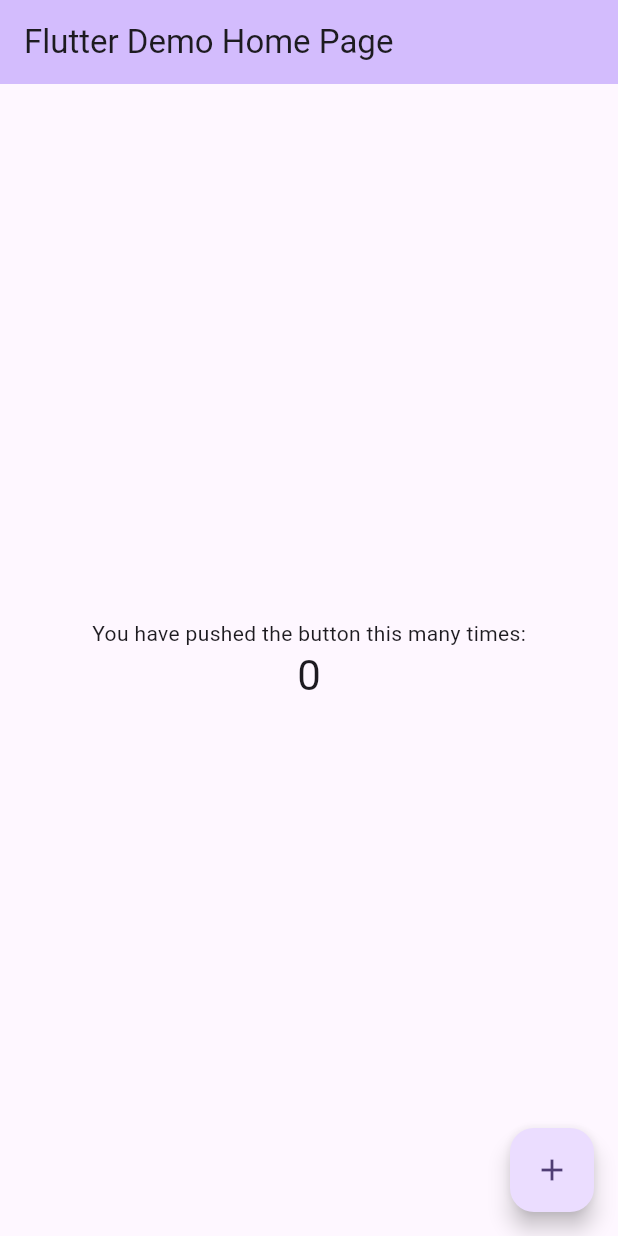
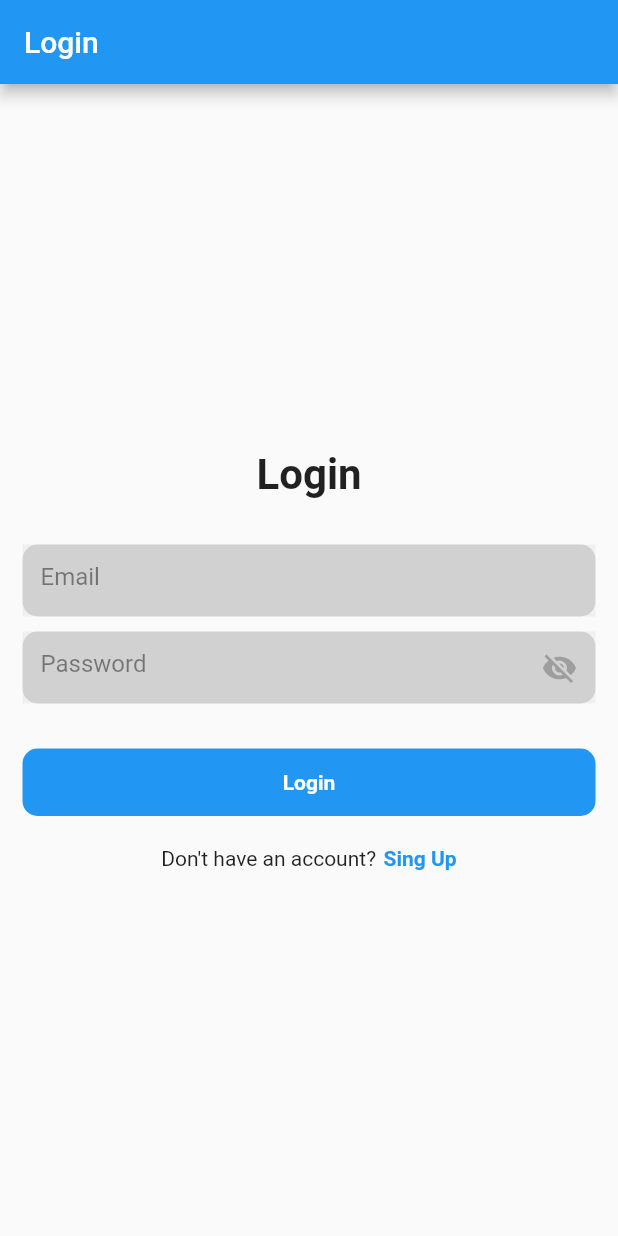
Before and after one commit to bikashchaudhary007/Tomato-Game, a Flutter app: the screen it shows after launch, on a phone screen of 412 x 824 dp. Run offline on Flutter 3.47's test engine with Material 2 defaults, Android fonts, the phone set to English and light mode, and no system bars.

Commit message:
Login and Sign Up first UI

```diff
--- /dev/null
+++ b/tomatogame/lib/Features/user_auth/presentation/pages/login_page.dart
@@ -0,0 +1,93 @@
+import 'package:flutter/material.dart';
+import 'package:tomatogame/Features/user_auth/presentation/pages/sign_up_page.dart';
+import 'package:tomatogame/Features/user_auth/presentation/widgets/form_container_widget.dart';
+
+import 'home_page.dart';
+
+class LoginPage extends StatelessWidget {
+  const LoginPage({super.key});
+
+  @override
+  Widget build(BuildContext context) {
+    return Scaffold(
+      appBar: AppBar(
+        title: Text("Login"),
+      ),
+      body: Center(
+        child: Padding(
+          padding: const EdgeInsets.symmetric(horizontal: 15),
+          child: Column(
+            mainAxisAlignment: MainAxisAlignment.center,
+            children: [
+              Text(
+                "Login",
+                style: TextStyle(fontSize: 28, fontWeight: FontWeight.bold),
+              ),
+              SizedBox(
+                height: 30,
+              ),
+
+              FormContainerWidget(
+                hintText: "Email",
+                isPasswordField: false,
+              ),
+
+              SizedBox(
+                height: 10,
+              ),
+
+              FormContainerWidget(
+                hintText: "Password",
+                isPasswordField: true,
+              ),
+
+              SizedBox(
+                height: 30,
+              ),
+
+              GestureDetector(
+                onTap: (){
+                  Navigator.push(context,MaterialPageRoute(builder: (context)=>HomePage()));
+                },
+                child: Container(
+                  width: double.infinity,
+                  height: 45,
+                  decoration: BoxDecoration(
+                    borderRadius: BorderRadius.circular(10),
+                    color: Colors.blue,
+                  ),
+                  child: Center(child: Text("Login", style: TextStyle(color: Colors.white,fontWeight: FontWeight.bold),)),
+                ),
+              ),
+
+              SizedBox(
+                height: 20,
+              ),
+
+              Row(mainAxisAlignment: MainAxisAlignment.center,
+                  children: [
+                    Text("Don't have an account?"),
+                    SizedBox(width: 5,),
+                    GestureDetector(
+                      onTap: (){
+                        Navigator.pushAndRemoveUntil(
+                          context,
+                          MaterialPageRoute(builder: (context) => SignUpPage()),
+                              (route) => false,
+                        );
+                      },
+
+                      child: Text("Sing Up",style: TextStyle(color: Colors.blue,fontWeight: FontWeight.bold,),),
+                    )
+                  ],),
+
+
+
+
+            ],
+          ),
+        ),
+      ),
+    );
+  }
+}
--- /dev/null
+++ b/tomatogame/lib/Features/user_auth/presentation/widgets/form_container_widget.dart
@@ -0,0 +1,77 @@
+
+
+import 'package:flutter/material.dart';
+
+
+class FormContainerWidget extends StatefulWidget {
+
+  final TextEditingController? controller;
+  final Key? fieldKey;
+  final bool? isPasswordField;
+  final String? hintText;
+  final String? labelText;
+  final String? helperText;
+  final FormFieldSetter<String>? onSaved;
+  final FormFieldValidator<String>? validator;
+  final ValueChanged<String>? onFieldSubmitted;
+  final TextInputType? inputType;
+
+  const FormContainerWidget({
+    this.controller,
+    this.isPasswordField,
+    this.fieldKey,
+    this.hintText,
+    this.labelText,
+    this.helperText,
+    this.onSaved,
+    this.validator,
+    this.onFieldSubmitted,
+    this.inputType
+  });
+
+
+  @override
+  _FormContainerWidgetState createState() => new _FormContainerWidgetState();
+}
+
+class _FormContainerWidgetState extends State<FormContainerWidget> {
+
+  bool _obscureText = true;
+
+
+  @override
+  Widget build(BuildContext context) {
+    return Container(
+      width: double.infinity,
+      decoration: BoxDecoration(
+        color: Colors.grey.withOpacity(.35),
+        borderRadius: BorderRadius.circular(10),
+      ),
+      child: new TextFormField(
+        style: TextStyle(color: Colors.black),
+        controller: widget.controller,
+        keyboardType: widget.inputType,
+        key: widget.fieldKey,
+        obscureText: widget.isPasswordField == true? _obscureText : false,
+        onSaved: widget.onSaved,
+        validator: widget.validator,
+        onFieldSubmitted: widget.onFieldSubmitted,
+        decoration: new InputDecoration(
+          border: InputBorder.none,
+          filled: true,
+          hintText: widget.hintText,
+          hintStyle: TextStyle(color: Colors.black45),
+          suffixIcon: new GestureDetector(
+            onTap: () {
+              setState(() {
+                _obscureText = !_obscureText;
+              });
+            },
+            child:
+            widget.isPasswordField==true? Icon(_obscureText ? Icons.visibility_off : Icons.visibility, color: _obscureText == false ? Colors.blue : Colors.grey,) : Text(""),
+          ),
+        ),
+      ),
+    );
+  }
+}
--- a/tomatogame/lib/main.dart
+++ b/tomatogame/lib/main.dart
@@ -1,4 +1,6 @@
 import 'package:flutter/material.dart';
+import 'package:tomatogame/Features/app/splash_screen/splash_screen.dart';
+import 'package:tomatogame/Features/user_auth/presentation/pages/login_page.dart';
 
 void main() {
   runApp(const MyApp());
@@ -11,115 +13,11 @@
   @override
   Widget build(BuildContext context) {
     return MaterialApp(
-      title: 'Flutter Demo',
-      theme: ThemeData(
-        // This is the theme of your application.
-        //
-        // TRY THIS: Try running your application with "flutter run". You'll see
-        // the application has a blue toolbar. Then, without quitting the app,
-        // try changing the seedColor in the colorScheme below to Colors.green
-        // and then invoke "hot reload" (save your changes or press the "hot
-        // reload" button in a Flutter-supported IDE, or press "r" if you used
-        // the command line to start the app).
-        //
-        // Notice that the counter didn't reset back to zero; the application
-        // state is not lost during the reload. To reset the state, use hot
-        // restart instead.
-        //
-        // This works for code too, not just values: Most code changes can be
-        // tested with just a hot reload.
-        colorScheme: ColorScheme.fromSeed(seedColor: Colors.deepPurple),
-        useMaterial3: true,
+      debugShowCheckedModeBanner: false,
+      title: 'Tomato Game',
+      home: SplashScreen(
+        child: LoginPage(),
       ),
-      home: const MyHomePage(title: 'Flutter Demo Home Page'),
     );
   }
 }
-
-class MyHomePage extends StatefulWidget {
-  const MyHomePage({super.key, required this.title});
-
-  // This widget is the home page of your application. It is stateful, meaning
-  // that it has a State object (defined below) that contains fields that affect
-  // how it looks.
-
-  // This class is the configuration for the state. It holds the values (in this
-  // case the title) provided by the parent (in this case the App widget) and
-  // used by the build method of the State. Fields in a Widget subclass are
-  // always marked "final".
-
-  final String title;
-
-  @override
-  State<MyHomePage> createState() => _MyHomePageState();
-}
-
-class _MyHomePageState extends State<MyHomePage> {
-  int _counter = 0;
-
-  void _incrementCounter() {
-    setState(() {
-      // This call to setState tells the Flutter framework that something has
-      // changed in this State, which causes it to rerun the build method below
-      // so that the display can reflect the updated values. If we changed
-      // _counter without calling setState(), then the build method would not be
-      // called again, and so nothing would appear to happen.
-      _counter++;
-    });
-  }
-
-  @override
-  Widget build(BuildContext context) {
-    // This method is rerun every time setState is called, for instance as done
-    // by the _incrementCounter method above.
-    //
-    // The Flutter framework has been optimized to make rerunning build methods
-    // fast, so that you can just rebuild anything that needs updating rather
-    // than having to individually change instances of widgets.
-    return Scaffold(
-      appBar: AppBar(
-        // TRY THIS: Try changing the color here to a specific color (to
-        // Colors.amber, perhaps?) and trigger a hot reload to see the AppBar
-        // change color while the other colors stay the same.
-        backgroundColor: Theme.of(context).colorScheme.inversePrimary,
-        // Here we take the value from the MyHomePage object that was created by
-        // the App.build method, and use it to set our appbar title.
-        title: Text(widget.title),
-      ),
-      body: Center(
-        // Center is a layout widget. It takes a single child and positions it
-        // in the middle of the parent.
-        child: Column(
-          // Column is also a layout widget. It takes a list of children and
-          // arranges them vertically. By default, it sizes itself to fit its
-          // children horizontally, and tries to be as tall as its parent.
-          //
-          // Column has various properties to control how it sizes itself and
-          // how it positions its children. Here we use mainAxisAlignment to
-          // center the children vertically; the main axis here is the vertical
-          // axis because Columns are vertical (the cross axis would be
-          // horizontal).
-          //
-          // TRY THIS: Invoke "debug painting" (choose the "Toggle Debug Paint"
-          // action in the IDE, or press "p" in the console), to see the
-          // wireframe for each widget.
-          mainAxisAlignment: MainAxisAlignment.center,
-          children: <Widget>[
-            const Text(
-              'You have pushed the button this many times:',
-            ),
-            Text(
-              '$_counter',
-              style: Theme.of(context).textTheme.headlineMedium,
-            ),
-          ],
-        ),
-      ),
-      floatingActionButton: FloatingActionButton(
-        onPressed: _incrementCounter,
-        tooltip: 'Increment',
-        child: const Icon(Icons.add),
-      ), // This trailing comma makes auto-formatting nicer for build methods.
-    );
-  }
-}
```
Also changed, not shown: tomatogame/lib/Features/app/splash_screen/splash_screen.dart (added, +40 -0 lines), tomatogame/lib/Features/user_auth/presentation/pages/home_page.dart (added, +17 -0 lines), tomatogame/lib/Features/user_auth/presentation/pages/sign_up_page.dart (added, +91 -0 lines), tomatogame/pubspec.yaml (+5 -4 lines), tomatogame/pubspec.lock, 4 other files.
